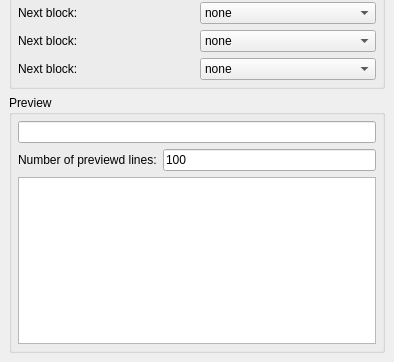
Before: the Qt Designer form src/Mod/Points/Gui/DlgPointsRead.ui in berndhahnebach/All_FreeCAD, drawn with Qt 5; both pictures show x 0 to 394 and y 269 to 631 of the 394 by 631 pixel window.
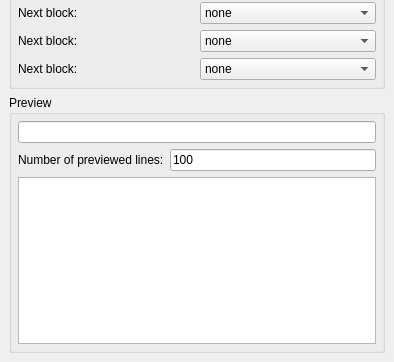
After: the same form once the commit is applied.

Commit message: +update .ts files in Points module

```diff
--- a/src/Mod/Points/Gui/DlgPointsRead.ui
+++ b/src/Mod/Points/Gui/DlgPointsRead.ui
@@ -338,9 +338,9 @@
          <number>6</number>
         </property>
         <item>
-         <widget class="QLabel" name="textLabel5" >
-          <property name="text" >
-           <string>Number of previewd lines:</string>
+         <widget class="QLabel" name="textLabel5">
+          <property name="text">
+           <string>Number of previewed lines:</string>
           </property>
          </widget>
         </item>
@@ -361,7 +361,7 @@
    </item>
   </layout>
  </widget>
- <layoutdefault spacing="6" margin="11" />
+ <layoutdefault spacing="6" margin="11"/>
  <pixmapfunction>qPixmapFromMimeSource</pixmapfunction>
  <tabstops>
   <tabstop>comboBoxTrmplate</tabstop>
```
Left out of the diff: 242 changed lines with no effect on the pictures. The commit also changes 10 other files.
